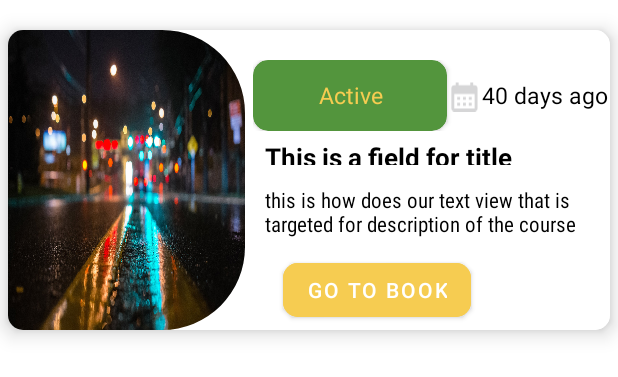
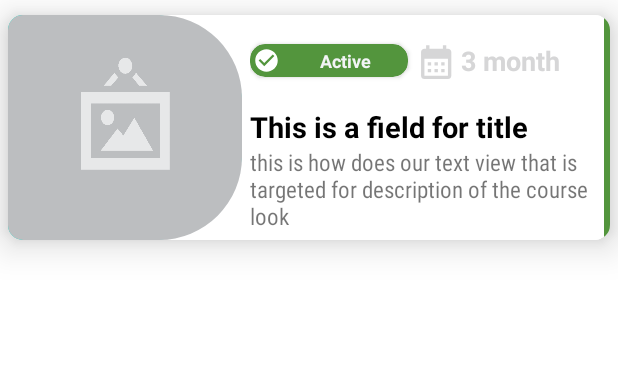
Before and after one commit to BekkhanCo/mobile-app-oliy-mahad, an Android app: the layout courses_item.xml on its own in the app's theme, with its tools: preview values and no code run, on a phone screen of 412 x 824 dp. Shown: the top 377 px of the screen. Run offline under Robolectric (Android 15) with nearby library versions, the light colour scheme and no system bars.

Commit message:
course item bug fixed

```diff
--- a/app/src/main/res/layout/courses_fragment.xml
+++ b/app/src/main/res/layout/courses_fragment.xml
@@ -10,6 +10,7 @@
         android:layout_height="match_parent"
         tools:layout_editor_absoluteX="-16dp"
         tools:layout_editor_absoluteY="-353dp"
-        tools:listitem="@layout/courses_item" />
+        tools:listitem="@layout/courses_item"
+        />
 
 </androidx.constraintlayout.widget.ConstraintLayout>
--- a/app/src/main/res/layout/courses_item.xml
+++ b/app/src/main/res/layout/courses_item.xml
@@ -4,25 +4,49 @@
     xmlns:tools="http://schemas.android.com/tools"
     android:layout_width="match_parent"
     android:layout_height="wrap_content"
+
     android:layout_marginHorizontal="5dp"
-    android:layout_marginVertical="20dp"
+    android:layout_marginVertical="10dp"
     tool:cardCornerRadius="10dp"
-    tool:cardElevation="8dp">
+    tool:cardElevation="15dp">
+
+    <FrameLayout
+        android:layout_width="4dp"
+        android:layout_height="match_parent"
+        android:background="@color/green"
+        android:layout_gravity="end"/>
+
 
     <LinearLayout
-        android:layout_width="match_parent"
-        android:layout_height="match_parent"
-        android:orientation="horizontal">
+        android:layout_width="fill_parent"
+        android:layout_height="wrap_content"
+        android:orientation="horizontal"
+        android:layout_marginEnd="4dp"
+        android:paddingEnd="2dp">
 
-        <com.google.android.material.imageview.ShapeableImageView
-            android:id="@+id/course_image"
+        <androidx.constraintlayout.widget.ConstraintLayout
             android:layout_width="0dp"
-            android:layout_height="200dp"
+            android:layout_height="150dp"
             android:layout_marginEnd="5dp"
             android:layout_weight="4"
-            android:scaleType="fitXY"
-            android:src="@drawable/post_image"
-            tool:shapeAppearanceOverlay="@style/circular" />
+            android:background="@drawable/course_back">
+
+
+            <com.google.android.material.imageview.ShapeableImageView
+                android:id="@+id/course_image"
+                android:layout_width="wrap_content"
+                android:layout_height="wrap_content"
+                android:layout_marginEnd="5dp"
+                android:layout_weight="4"
+                android:scaleType="fitXY"
+                android:src="@drawable/no_image"
+                tool:shapeAppearanceOverlay="@style/circular"
+                tool:layout_constraintStart_toStartOf="parent"
+                tool:layout_constraintTop_toTopOf="parent"
+                />
+
+
+        </androidx.constraintlayout.widget.ConstraintLayout>
 
         <androidx.constraintlayout.widget.ConstraintLayout
             android:layout_width="0dp"
@@ -33,29 +57,46 @@
             <LinearLayout
                 android:layout_width="match_parent"
                 android:layout_height="match_parent"
-                android:layout_marginTop="20dp"
+                android:layout_marginTop="5dp"
                 android:orientation="vertical">
 
                 <LinearLayout
                     android:layout_width="match_parent"
                     android:layout_height="wrap_content"
                     android:layout_weight="1"
-                    android:orientation="horizontal">
+                    android:orientation="horizontal"
+                    android:gravity="center_vertical">
 
                     <androidx.cardview.widget.CardView
                         android:layout_width="wrap_content"
-                        android:layout_height="match_parent"
-                        android:layout_weight="4"
+                        android:layout_height="wrap_content"
+                        android:layout_weight="2"
                         tool:cardBackgroundColor="@color/green"
-                        tool:cardCornerRadius="10dp">
+                        tool:cardCornerRadius="10dp"
 
-                        <TextView
+                        >
+
+                        <LinearLayout
                             android:layout_width="match_parent"
                             android:layout_height="match_parent"
-                            android:gravity="center"
-                            android:text="Active"
-                            android:textColor="@color/yellow"
-                            android:textSize="15sp" />
+                            android:gravity="center_vertical">
+
+                            <ImageView
+                                android:layout_width="wrap_content"
+                                android:layout_height="wrap_content"
+                                android:layout_gravity="center_vertical"
+                                android:padding="2dp"
+                                android:src="@drawable/ic_check" />
+
+                            <TextView
+                                android:layout_width="match_parent"
+                                android:layout_height="wrap_content"
+                                android:gravity="center"
+                                android:text="Active"
+                                android:textColor="@color/deep_white"
+                                android:textSize="12sp"
+                                android:textStyle="bold" />
+                        </LinearLayout>
 
                     </androidx.cardview.widget.CardView>
 
@@ -63,29 +104,34 @@
                         android:layout_width="0dp"
                         android:layout_height="wrap_content"
                         android:layout_gravity="center_vertical"
+                        android:layout_marginStart="5dp"
                         android:layout_weight="1"
                         android:src="@drawable/ic_calendar" />
 
-                    <TextView
+                    <LinearLayout
                         android:layout_width="0dp"
                         android:layout_height="match_parent"
                         android:layout_weight="4"
-                        android:gravity="center"
-                        android:text="40 days ago"
-                        android:textColor="@color/black"
-                        android:textSize="15sp" />
+                        android:gravity="center_vertical"
+                        android:padding="5dp">
+
+                        <TextView
+                            android:layout_width="wrap_content"
+                            android:layout_height="wrap_content"
+                            android:text="3 month"
+                            android:textColor="@color/grey_font"
+                            android:textSize="18sp"
+                            android:textStyle="bold" />
+                    </LinearLayout>
                 </LinearLayout>
 
                 <TextView
-                    android:id="@+id/course_title"
                     android:layout_width="match_parent"
-                    android:layout_height="0dp"
-                    android:layout_marginVertical="5dp"
-                    android:layout_weight="1"
+                    android:layout_height="wrap_content"
+                    android:layout_marginTop="5dp"
                     android:gravity="center_vertical"
-                    android:paddingStart="8dp"
                     android:textColor="@color/black"
-                    android:textSize="17sp"
+                    android:textSize="19sp"
                     android:textStyle="bold"
                     tools:text="This is a field for title" />
 
@@ -96,28 +142,27 @@
                     android:layout_weight="3"
                     android:background="@color/white"
                     android:fontFamily="sans-serif-condensed"
-                    android:padding="8dp"
-                    android:textColor="@color/black"
-                    tools:text="this is how does our text view that is targeted for description of the course look">
+                    android:textSize="7pt"
+                    android:ellipsize="end"
+                    android:minLines="1"
+                    android:maxLines="3"
+                    tools:text="this is how does our text view that is targeted for description of the course look" />
 
-                </TextView>
+<!--                <LinearLayout-->
+<!--                    android:layout_width="match_parent"-->
+<!--                    android:layout_height="0dp"-->
+<!--                    android:layout_weight="3"-->
+<!--                    android:orientation="horizontal">-->
 
-                <LinearLayout
-                    android:layout_width="match_parent"
-                    android:layout_height="0dp"
-                    android:layout_weight="3"
-                    android:orientation="horizontal">
-
-                    <com.google.android.material.button.MaterialButton
-                        android:layout_width="wrap_content"
-                        android:layout_height="wrap_content"
-                        android:layout_gravity="center_vertical"
-                        android:layout_marginStart="20dp"
-                        android:backgroundTint="@color/yellow"
-                        android:text="Go To Book"
-                        android:textColor="@color/white"
-                        tool:cornerRadius="10dp" />
-                </LinearLayout>
+<!--                    <com.google.android.material.button.MaterialButton-->
+<!--                        android:layout_width="wrap_content"-->
+<!--                        android:layout_height="wrap_content"-->
+<!--                        android:layout_gravity="center_vertical"-->
+<!--                        android:backgroundTint="@color/yellow"-->
+<!--                        android:text="Go To Book"-->
+<!--                        android:textColor="@color/deep_white"-->
+<!--                        tool:cornerRadius="10dp" />-->
+<!--                </LinearLayout>-->
             </LinearLayout>
         </androidx.constraintlayout.widget.ConstraintLayout>
     </LinearLayout>
```
